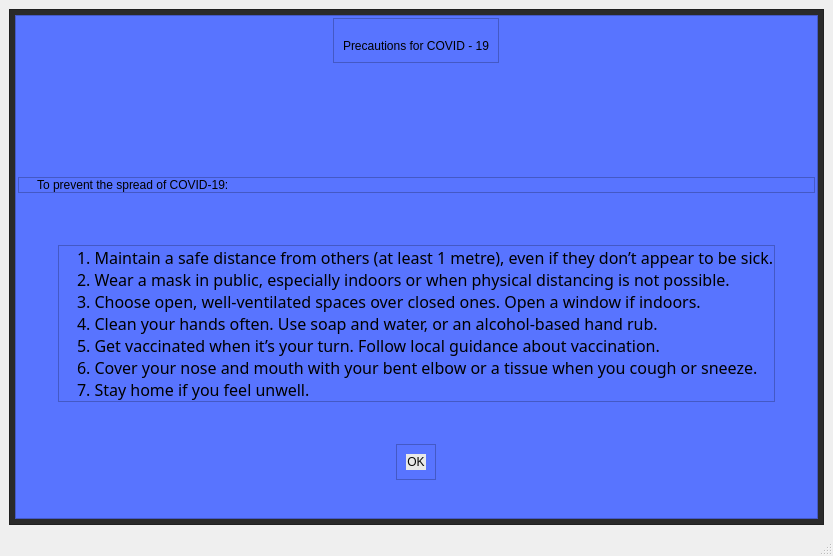
Old version of the form ui/precautions.ui in the repository neel-mistry/PoCoH-MiniProj.
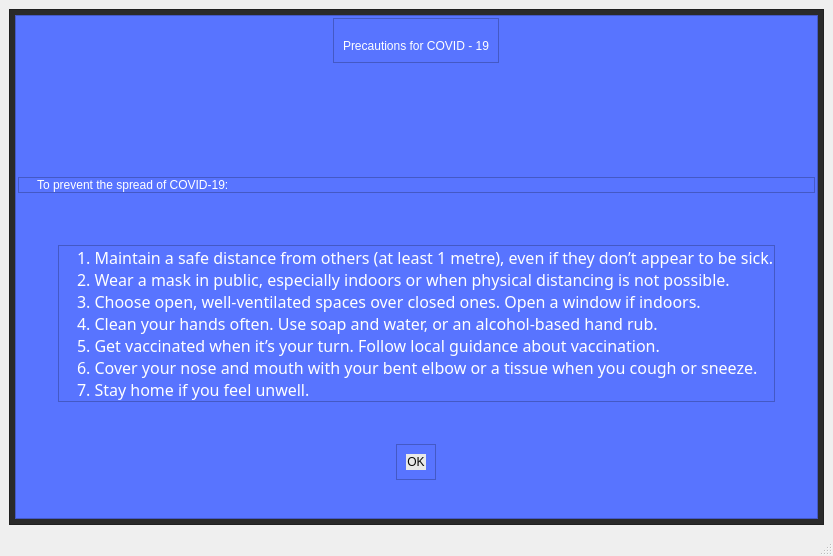
New version of the form.

Commit message: added tooltip and changed colors

Patch:
```diff
--- a/ui/precautions.ui
+++ b/ui/precautions.ui
@@ -81,7 +81,8 @@
              <item>
               <widget class="QLabel" name="label">
                <property name="styleSheet">
-                <string notr="true">font: 700 22pt &quot;Poppins&quot;;</string>
+                <string notr="true">font: 700 22pt &quot;Poppins&quot;;
+color: #ffffff;</string>
                </property>
                <property name="text">
                 <string>Precautions for COVID - 19</string>
@@ -118,7 +119,8 @@
              <item alignment="Qt::AlignTop">
               <widget class="QLabel" name="label_2">
                <property name="styleSheet">
-                <string notr="true">font: 600 16pt &quot;Poppins&quot;;</string>
+                <string notr="true">color: #ffffff;
+font: 600 16pt &quot;Poppins&quot;;</string>
                </property>
                <property name="text">
                 <string>To prevent the spread of COVID-19:</string>
@@ -163,7 +165,8 @@
                 </font>
                </property>
                <property name="styleSheet">
-                <string notr="true">font: 500 12pt &quot;Poppins&quot;;</string>
+                <string notr="true">color: #ffffff;
+font: 500 12pt &quot;Poppins&quot;;</string>
                </property>
                <property name="text">
                 <string>1. Maintain a safe distance from others (at least 1 metre), even if they don’t appear to be sick.
```
The commit also changes 3 other files.
